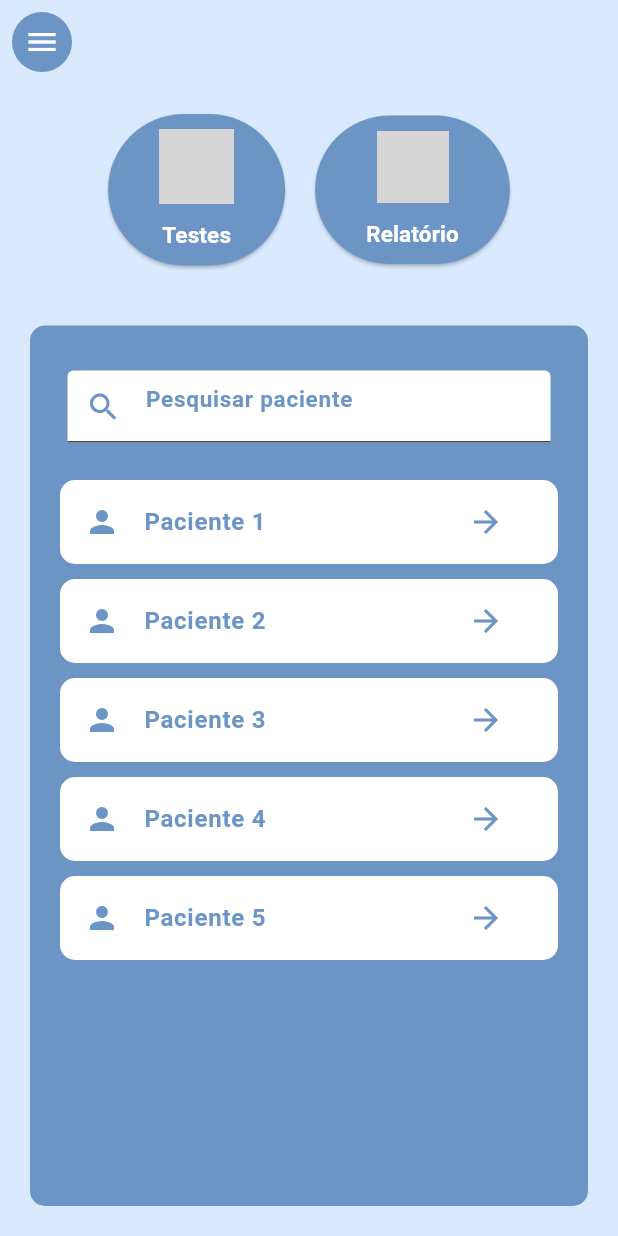
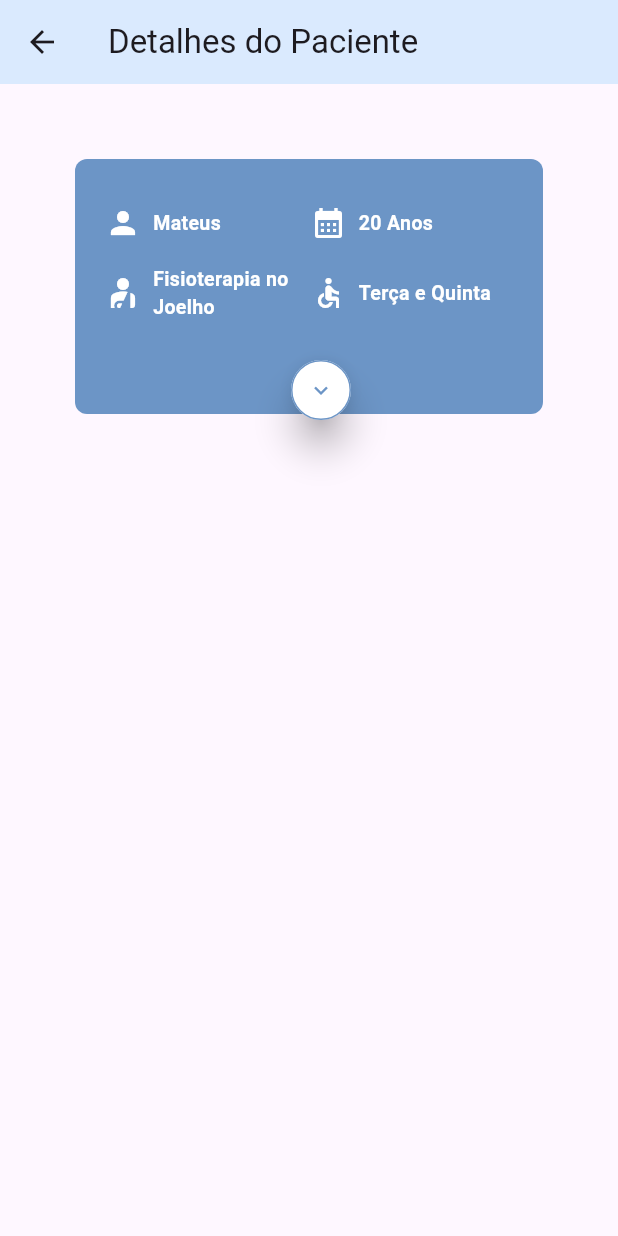
Before and after one commit to MateusKrPitta/AppClinica, a Flutter app: the screen it shows after launch, after a tap on "ACESSAR", after a tap on the "arrow forward" icon, on a phone screen of 412 x 824 dp. Run offline on Flutter 3.47's test engine with Material 3 defaults, Android fonts, the phone set to English and light mode, and no system bars; our stand-ins replace font_awesome_flutter, google_fonts; project files that could hold a hidden picture were left out; grey boxes are pictures that could not be loaded.

Commit message:
feat: criacao de card para informacoes de paciente

```diff
--- /dev/null
+++ b/fisioterapia/lib/components/texto/icone_texto.dart
@@ -0,0 +1,35 @@
+import 'package:flutter/material.dart';
+
+class IconTextComponent extends StatelessWidget {
+  final IconData? iconBefore; // Ícone antes pode ser nulo
+  final IconData? iconAfter; // Ícone depois pode ser nulo
+  final String text;
+
+  const IconTextComponent({
+    Key? key,
+    required this.iconBefore,
+    required this.iconAfter,
+    required this.text,
+  }) : super(key: key);
+
+  @override
+  Widget build(BuildContext context) {
+    return Row(
+      mainAxisAlignment: MainAxisAlignment.start,
+      children: [
+        Icon(iconBefore, color: Colors.blue), // Ícone antes do texto
+        const SizedBox(width: 8), // Espaço entre o ícone e o texto
+        Text(
+          text,
+          style: const TextStyle(
+            fontSize: 16,
+            fontWeight: FontWeight.w500,
+            color: Colors.black,
+          ),
+        ),
+        const SizedBox(width: 8), // Espaço entre o texto e o ícone
+        Icon(iconAfter, color: Colors.blue), // Ícone depois do texto
+      ],
+    );
+  }
+}
--- a/fisioterapia/lib/pages/home_page.dart
+++ b/fisioterapia/lib/pages/home_page.dart
@@ -1,6 +1,7 @@
 import 'package:flutter/material.dart';
 import 'package:fisioterapia/components/Drawer/custom_drawer.dart';
 import 'package:fisioterapia/components/button/custom_buttom.dart';
+import 'patient_detail.dart';
 
 class HomePage extends StatefulWidget {
   const HomePage({super.key});
@@ -10,7 +11,13 @@ class HomePage extends StatefulWidget {
 }
 
 class _HomePageState extends State<HomePage> {
-  List<String> pacientes = ["Paciente 1", "Paciente 2", "Paciente 3", "Paciente 4", "Paciente 5"];
+  List<String> pacientes = [
+    "Paciente 1",
+    "Paciente 2",
+    "Paciente 3",
+    "Paciente 4",
+    "Paciente 5"
+  ];
 
   @override
   Widget build(BuildContext context) {
@@ -39,14 +46,26 @@ class _HomePageState extends State<HomePage> {
           },
         ),
       ),
-      drawer: CustomDrawer(
-        iconColor: const Color(0xFF6c95c6),
+      drawer: const CustomDrawer(
+        iconColor: Color(0xFF6c95c6),
       ),
       body: Center(
         child: Column(
           mainAxisAlignment: MainAxisAlignment.start,
           children: [
             const SizedBox(height: 20),
+            Container(
+              margin: const EdgeInsets.only(
+                  bottom: 30, left: 20), // Margem inferior e alinhamento
+              child: const Text(
+                'Seja bem-vindo, Mateus',
+                style: TextStyle(
+                  color: Color(0xFF6c95c6),
+                  fontSize: 20,
+                  fontWeight: FontWeight.bold,
+                ),
+              ),
+            ),
             Row(
               mainAxisAlignment: MainAxisAlignment.center,
               children: [
@@ -101,7 +120,8 @@ class _HomePageState extends State<HomePage> {
                             hintText: 'Pesquisar paciente',
                             filled: true,
                             fillColor: Colors.white,
-                            prefixIcon: Icon(Icons.search, color: Color(0xFF6c95c6)),
+                            prefixIcon:
+                                Icon(Icons.search, color: Color(0xFF6c95c6)),
                             hintStyle: TextStyle(color: Color(0xFF6c95c6)),
                           ),
                         ),
@@ -112,14 +132,17 @@ class _HomePageState extends State<HomePage> {
                           itemCount: pacientes.length,
                           itemBuilder: (context, index) {
                             return Padding(
-                              padding: const EdgeInsets.symmetric(horizontal: 20.0, vertical: 5.0),
+                              padding: const EdgeInsets.symmetric(
+                                  horizontal: 20.0, vertical: 5.0),
                               child: Container(
                                 decoration: BoxDecoration(
                                   color: Colors.white,
                                   borderRadius: BorderRadius.circular(10),
                                 ),
                                 child: ListTile(
-                                  leading: const Icon(Icons.person, color: Color(0xFF6c95c6)), // Ícone de pessoa
+                                  leading: const Icon(Icons.person,
+                                      color:
+                                          Color(0xFF6c95c6)), // Ícone de pessoa
                                   title: Text(
                                     pacientes[index],
                                     style: const TextStyle(
@@ -129,10 +152,18 @@ class _HomePageState extends State<HomePage> {
                                     ),
                                   ),
                                   trailing: IconButton(
-                                    icon: const Icon(Icons.arrow_forward, color: Color(0xFF6c95c6)),
+                                    icon: const Icon(Icons.arrow_forward,
+                                        color: Color(0xFF6c95c6)),
                                     onPressed: () {
-                                      // Função para ir para próxima tela
-                                      print('Selecionado: ${pacientes[index]}');
+                                      // Navegar para a tela de detalhes com as informações do paciente
+                                      Navigator.push(
+                                        context,
+                                        MaterialPageRoute(
+                                          builder: (context) =>
+                                              PatientDetailPage(
+                                                  paciente: pacientes[index]),
+                                        ),
+                                      );
                                     },
                                   ),
                                 ),
--- /dev/null
+++ b/fisioterapia/lib/pages/patient_detail.dart
@@ -0,0 +1,132 @@
+import 'package:flutter/material.dart';
+
+class PatientDetailPage extends StatefulWidget {
+  final String paciente;
+
+  const PatientDetailPage({super.key, required this.paciente});
+
+  @override
+  // ignore: library_private_types_in_public_api
+  _PatientDetailPageState createState() => _PatientDetailPageState();
+}
+
+class _PatientDetailPageState extends State<PatientDetailPage> {
+  bool _isExtended = false;
+
+  final List<Map<String, dynamic>> infoList = [
+    {'text': 'Mateus', 'iconBefore': Icons.person},
+    {'text': '20 Anos', 'iconBefore': Icons.calendar_month},
+    {'text': 'Fisioterapia no Joelho', 'iconBefore': Icons.personal_injury},
+    {'text': 'Terça e Quinta', 'iconBefore': Icons.accessible},
+  ];
+
+  @override
+  Widget build(BuildContext context) {
+    return Scaffold(
+      appBar: AppBar(
+        backgroundColor: const Color(0xFFDAEAFE),
+        title: const Text("Detalhes do Paciente"),
+        leading: IconButton(
+          icon: const Icon(Icons.arrow_back),
+          onPressed: () {
+            Navigator.pop(context); // Voltar para a tela anterior
+          },
+        ),
+      ),
+      body: Stack(
+        children: [
+          Padding(
+            padding: const EdgeInsets.all(50.0),
+            child: Column(
+              crossAxisAlignment: CrossAxisAlignment.start,
+              children: [
+                AnimatedContainer(
+                  duration: const Duration(milliseconds: 300),
+                  curve: Curves.easeInOut,
+                  width: double.infinity,
+                  decoration: BoxDecoration(
+                    color: const Color(0xFF6c95c6),
+                    borderRadius: BorderRadius.circular(8.0),
+                  ),
+                  padding: const EdgeInsets.all(20.0),
+                  height: _isExtended ? 250 : 170, // Ajusta altura dinamicamente
+                  child: Column(
+                    crossAxisAlignment: CrossAxisAlignment.start,
+                    children: [
+                      GridView.builder(
+                        shrinkWrap: true,
+                        physics: const NeverScrollableScrollPhysics(),
+                        gridDelegate:
+                            const SliverGridDelegateWithFixedCrossAxisCount(
+                                crossAxisCount: 2,
+                                crossAxisSpacing: 2.0,
+                                mainAxisSpacing: 2.0,
+                                childAspectRatio: 3),
+                        itemCount: infoList.length,
+                        itemBuilder: (context, index) {
+                          final item = infoList[index];
+                          return Row(
+                            crossAxisAlignment: CrossAxisAlignment.center,
+                            children: [
+                              Icon(
+                                item['iconBefore'],
+                                color: Colors.white,
+                              ),
+                              const SizedBox(width: 8.0),
+                              Expanded(
+                                child: Text(
+                                  item['text'],
+                                  textAlign: TextAlign.left,
+                                  style: const TextStyle(
+                                    color: Colors.white,
+                                    fontSize: 13.0,
+                                    fontWeight: FontWeight.bold,
+                                  ),
+                                ),
+                              ),
+                            ],
+                          );
+                        },
+                      ),
+                      const SizedBox(height: 20),
+                      if (_isExtended) ...[
+                        const Text(
+                          'Detalhes adicionais sobre o paciente. Esses detalhes podem incluir histórico médico, tratamentos, etc.',
+                          style: TextStyle(fontSize: 16, color: Colors.white),
+                        ),
+                      ],
+                    ],
+                  ),
+                ),
+              ],
+            ),
+          ),
+          // Botão entre o card e fora
+          AnimatedPositioned(
+            duration: const Duration(milliseconds: 300),
+            curve: Curves.easeInOut,
+            top: _isExtended ? 250 : 180,
+            left: MediaQuery.of(context).size.width / 2 - 25, // Centraliza o botão
+            child: ElevatedButton(
+              onPressed: () {
+                setState(() {
+                  _isExtended = !_isExtended;
+                });
+              },
+              style: ElevatedButton.styleFrom(
+                backgroundColor: Colors.white,
+                side: const BorderSide(color: Color(0xFF6c95c6), width: 1),
+                elevation: 10,
+                shape: const CircleBorder(), // Formato circular do botão
+              ),
+              child: Icon(
+                _isExtended ? Icons.expand_less : Icons.expand_more,
+                color: const Color(0xFF6c95c6),
+              ),
+            ),
+          ),
+        ],
+      ),
+    );
+  }
+}
```
